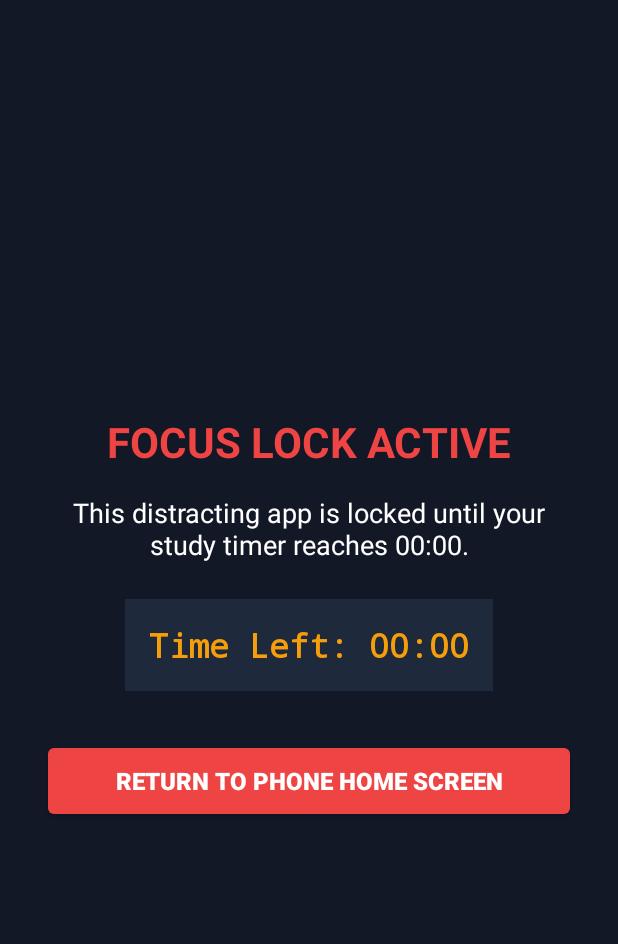
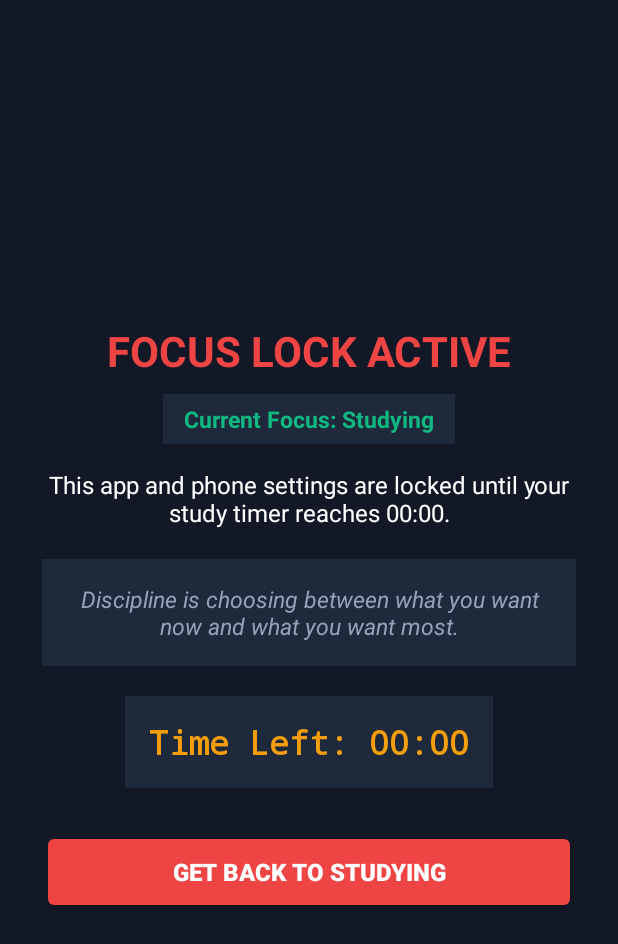
Before and after one commit to santraarya80-max/FocusLock, an Android app: the BlockedActivity screen opened directly, with no data from a screen before it, on a phone screen of 412 x 824 dp. Shown: the top 944 px of the screen. Run offline under Robolectric (Android 15) with nearby library versions, the phone set to English and light mode, and no system bars.

Commit message:
Update activity_blocked.xml

```diff
--- a/app/src/main/res/layout/activity_blocked.xml
+++ b/app/src/main/res/layout/activity_blocked.xml
@@ -17,21 +17,50 @@
         android:textStyle="bold" />
 
     <TextView
+        android:id="@+id/tvBlockedSubject"
+        android:layout_width="wrap_content"
+        android:layout_height="wrap_content"
+        android:layout_marginTop="10dp"
+        android:background="#1E293B"
+        android:paddingLeft="14dp"
+        android:paddingTop="6dp"
+        android:paddingRight="14dp"
+        android:paddingBottom="6dp"
+        android:text="Current Focus: Studying"
+        android:textColor="#10B981"
+        android:textSize="15sp"
+        android:textStyle="bold" />
+
+    <TextView
         android:id="@+id/tvBlockedMessage"
         android:layout_width="wrap_content"
         android:layout_height="wrap_content"
         android:layout_marginTop="16dp"
         android:gravity="center"
-        android:text="This distracting app is locked until your study timer reaches 00:00."
+        android:text="This app and phone settings are locked until your study timer reaches 00:00."
         android:textColor="#FFFFFF"
-        android:textSize="18sp" />
+        android:textSize="16sp" />
+
+    <!-- Motivational Quote Card -->
+    <TextView
+        android:id="@+id/tvMotivationalQuote"
+        android:layout_width="match_parent"
+        android:layout_height="wrap_content"
+        android:layout_marginTop="20dp"
+        android:background="#1E293B"
+        android:gravity="center"
+        android:padding="16dp"
+        android:text="Discipline is choosing between what you want now and what you want most."
+        android:textColor="#94A3B8"
+        android:textSize="15sp"
+        android:textStyle="italic" />
 
     <TextView
         android:id="@+id/tvBlockedRemaining"
         android:layout_width="wrap_content"
         android:layout_height="wrap_content"
-        android:layout_marginTop="24dp"
-        android:layout_marginBottom="32dp"
+        android:layout_marginTop="20dp"
+        android:layout_marginBottom="28dp"
         android:background="#1E293B"
         android:fontFamily="monospace"
         android:padding="16dp"
@@ -45,7 +74,7 @@
         android:layout_width="match_parent"
         android:layout_height="56dp"
         android:backgroundTint="#EF4444"
-        android:text="RETURN TO PHONE HOME SCREEN"
+        android:text="GET BACK TO STUDYING"
         android:textColor="#FFFFFF"
         android:textSize="16sp"
         android:textStyle="bold" />
```
